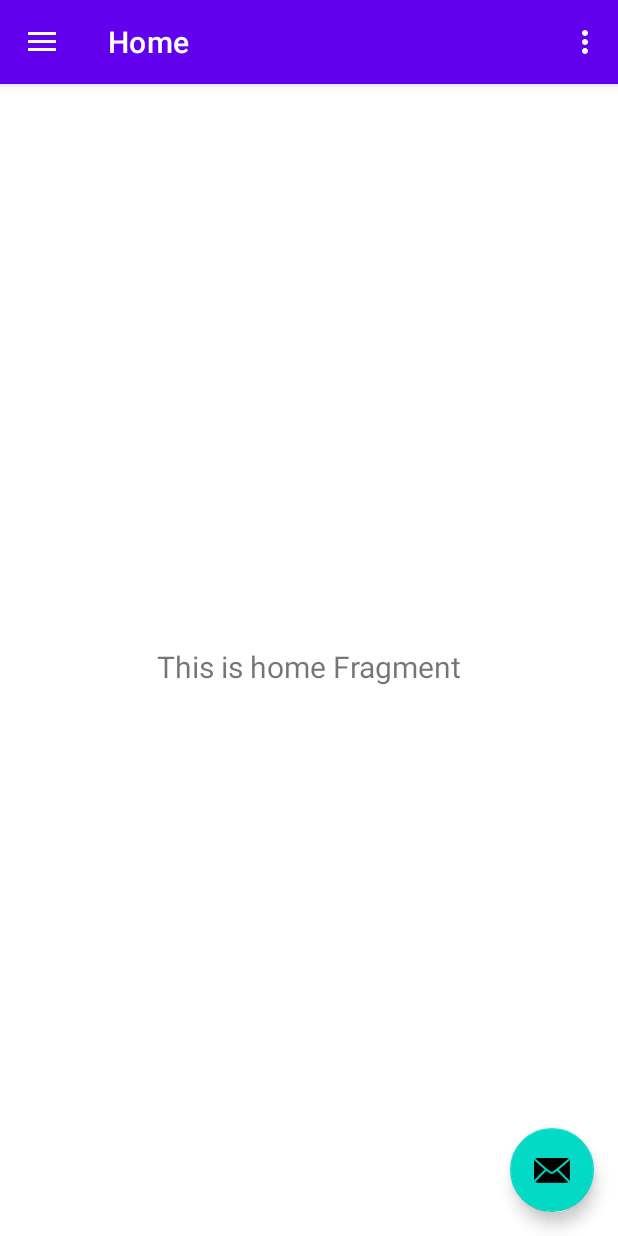
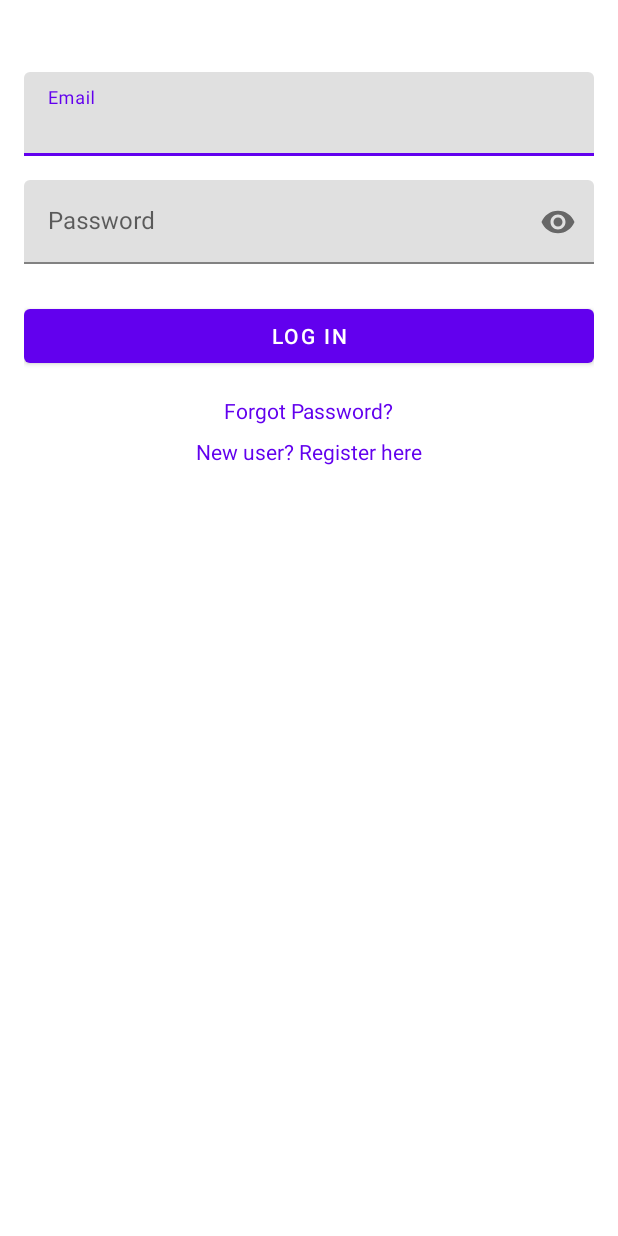
Before and after one commit to frozenkro/dirtie-client, an Android app: the screen it shows after launch (MainActivity), on a phone screen of 412 x 824 dp. Run offline under Robolectric (Android 15) with nearby library versions, the phone set to English and light mode, and no system bars; our stand-ins replace navigation-ui.

Commit message:
Login screen

```diff
--- a/app/src/main/AndroidManifest.xml
+++ b/app/src/main/AndroidManifest.xml
@@ -3,6 +3,7 @@
     xmlns:tools="http://schemas.android.com/tools">
 
     <application
+        android:name=".DirtieClientApplication"
         android:allowBackup="true"
         android:dataExtractionRules="@xml/data_extraction_rules"
         android:fullBackupContent="@xml/backup_rules"
--- /dev/null
+++ b/app/src/main/java/com/frozenkro/dirtie_client/DirtieClientApplication.kt
@@ -0,0 +1,19 @@
+package com.frozenkro.dirtie_client
+
+import android.app.Application
+import com.frozenkro.dirtie_client.di.appModule
+import org.koin.android.ext.koin.androidContext
+import org.koin.android.ext.koin.androidLogger
+import org.koin.core.context.startKoin
+
+class DirtieClientApplication : Application() {
+    override fun onCreate() {
+        super.onCreate()
+
+        startKoin {
+            androidLogger()
+            androidContext(this@DirtieClientApplication)
+            modules(appModule)
+        }
+    }
+}
--- a/app/src/main/java/com/frozenkro/dirtie_client/MainActivity.kt
+++ b/app/src/main/java/com/frozenkro/dirtie_client/MainActivity.kt
@@ -21,6 +21,8 @@ class MainActivity : AppCompatActivity() {
     override fun onCreate(savedInstanceState: Bundle?) {
         super.onCreate(savedInstanceState)
 
+        setContentView(R.layout.activity_main)
+/*
         binding = ActivityMainBinding.inflate(layoutInflater)
         setContentView(binding.root)
 
@@ -43,8 +45,10 @@ class MainActivity : AppCompatActivity() {
         )
         setupActionBarWithNavController(navController, appBarConfiguration)
         navView.setupWithNavController(navController)
+*/
     }
 
+/*
     override fun onCreateOptionsMenu(menu: Menu): Boolean {
         // Inflate the menu; this adds items to the action bar if it is present.
         menuInflater.inflate(R.menu.main, menu)
@@ -55,4 +59,5 @@ class MainActivity : AppCompatActivity() {
         val navController = findNavController(R.id.nav_host_fragment_content_main)
         return navController.navigateUp(appBarConfiguration) || super.onSupportNavigateUp()
     }
+*/
 }
--- a/app/src/main/java/com/frozenkro/dirtie_client/data/api/ApiClient.kt
+++ b/app/src/main/java/com/frozenkro/dirtie_client/data/api/ApiClient.kt
@@ -6,7 +6,7 @@ import retrofit2.Retrofit
 import retrofit2.converter.gson.GsonConverterFactory
 
 object ApiClient {
-    private const val BASE_URL = "192.168.0.42:3000/"
+    private const val BASE_URL = "http://192.168.0.42:3000/"
 
     private val okHttpClient = OkHttpClient.Builder()
         .addInterceptor(HttpLoggingInterceptor().apply {
--- /dev/null
+++ b/app/src/main/java/com/frozenkro/dirtie_client/di/AppModule.kt
@@ -0,0 +1,21 @@
+package com.frozenkro.dirtie_client.di
+
+import com.frozenkro.dirtie_client.data.api.ApiClient
+import com.frozenkro.dirtie_client.data.repository.DeviceRepository
+import com.frozenkro.dirtie_client.data.repository.UserRepository
+import com.frozenkro.dirtie_client.ui.auth.LoginViewModel
+import org.koin.androidx.viewmodel.dsl.viewModel
+import org.koin.dsl.module
+
+val appModule = module {
+    // API Client - single instance
+    single { ApiClient.api }
+
+    // Repositories - single instances
+    single { UserRepository(get()) }
+    single { DeviceRepository(get(), get()) }
+
+    // ViewModels - new instance each time
+    viewModel { LoginViewModel(get()) }
+    // Add other ViewModels here as needed
+}
--- a/app/src/main/java/com/frozenkro/dirtie_client/ui/auth/ForgotPasswordFragment.kt
+++ b/app/src/main/java/com/frozenkro/dirtie_client/ui/auth/ForgotPasswordFragment.kt
@@ -1,4 +1,6 @@
 package com.frozenkro.dirtie_client.ui.auth
 
-class ForgotPasswordFragment {
+import androidx.fragment.app.Fragment
+
+class ForgotPasswordFragment : Fragment() {
 }
--- a/app/src/main/java/com/frozenkro/dirtie_client/ui/auth/LoginFragment.kt
+++ b/app/src/main/java/com/frozenkro/dirtie_client/ui/auth/LoginFragment.kt
@@ -1,4 +1,109 @@
 package com.frozenkro.dirtie_client.ui.auth
 
-class LoginFragment {
+import android.os.Bundle
+import android.view.LayoutInflater
+import android.view.View
+import android.view.ViewGroup
+import androidx.core.view.isVisible
+import androidx.fragment.app.Fragment
+import androidx.navigation.fragment.findNavController
+import com.frozenkro.dirtie_client.data.api.models.User
+import com.frozenkro.dirtie_client.databinding.FragmentLoginBinding
+import com.google.android.material.snackbar.Snackbar
+import org.koin.androidx.viewmodel.ext.android.viewModel
+
+class LoginFragment : Fragment() {
+    private var _binding: FragmentLoginBinding? = null
+    private val binding get() = _binding!!
+
+    private val viewModel: LoginViewModel by viewModel()
+
+    override fun onCreateView(
+        inflater: LayoutInflater,
+        container: ViewGroup?,
+        savedInstanceState: Bundle?
+    ): View {
+        _binding = FragmentLoginBinding.inflate(inflater, container, false)
+        return binding.root
+    }
+
+    override fun onViewCreated(view: View, savedInstanceState: Bundle?) {
+        super.onViewCreated(view, savedInstanceState)
+
+        setupViews()
+        observeViewModel()
+    }
+
+    private fun setupViews() {
+        binding.loginButton.setOnClickListener {
+            val email = binding.emailInput.text.toString()
+            val password = binding.passwordInput.text.toString()
+
+            if (validateInput(email, password)) {
+                viewModel.login(email, password)
+            }
+        }
+
+        binding.forgotPasswordText.setOnClickListener {
+            findNavController().navigate(
+                LoginFragmentDirections.actionLoginToForgotPassword()
+            )
+        }
+
+        binding.registerText.setOnClickListener {
+            findNavController().navigate(
+                LoginFragmentDirections.actionLoginToRegister()
+            )
+        }
+    }
+
+    private fun observeViewModel() {
+        viewModel.loginState.observe(viewLifecycleOwner) { state ->
+            when (state) {
+                LoginViewModel.LoginState.Loading -> showLoading()
+                is LoginViewModel.LoginState.Success -> handleLoginSuccess(state.user)
+                is LoginViewModel.LoginState.Error -> showError(state.message)
+            }
+        }
+    }
+
+    private fun validateInput(email: String, password: String): Boolean {
+        var isValid = true
+
+        if (email.isEmpty() || !android.util.Patterns.EMAIL_ADDRESS.matcher(email).matches()) {
+            binding.emailInput.error = "Please enter a valid email"
+            isValid = false
+        }
+
+        if (password.isEmpty()) {
+            binding.passwordInput.error = "Please enter your password"
+            isValid = false
+        }
+
+        return isValid
+    }
+
+    private fun showLoading() {
+        binding.loginButton.isEnabled = false
+        binding.progressBar.isVisible = true
+    }
+
+    private fun handleLoginSuccess(user: User) {
+        binding.progressBar.isVisible = false
+        // Navigate to device list
+        findNavController().navigate(
+            LoginFragmentDirections.actionLoginToDeviceList()
+        )
+    }
+
+    private fun showError(message: String) {
+        binding.progressBar.isVisible = false
+        binding.loginButton.isEnabled = true
+        Snackbar.make(binding.root, message, Snackbar.LENGTH_LONG).show()
+    }
+
+    override fun onDestroyView() {
+        super.onDestroyView()
+        _binding = null
+    }
 }
--- a/app/src/main/java/com/frozenkro/dirtie_client/ui/auth/RegisterFragment.kt
+++ b/app/src/main/java/com/frozenkro/dirtie_client/ui/auth/RegisterFragment.kt
@@ -1,4 +1,6 @@
 package com.frozenkro.dirtie_client.ui.auth
 
-class RegisterFragment {
+import androidx.fragment.app.Fragment
+
+class RegisterFragment : Fragment() {
 }
--- a/app/src/main/java/com/frozenkro/dirtie_client/ui/devices/DeviceListFragment.kt
+++ b/app/src/main/java/com/frozenkro/dirtie_client/ui/devices/DeviceListFragment.kt
@@ -1,4 +1,6 @@
 package com.frozenkro.dirtie_client.ui.devices
 
-class DeviceListFragment {
+import androidx.fragment.app.Fragment
+
+class DeviceListFragment : Fragment() {
 }
--- a/app/src/main/res/layout/activity_main.xml
+++ b/app/src/main/res/layout/activity_main.xml
@@ -1,25 +1,19 @@
 <?xml version="1.0" encoding="utf-8"?>
-<androidx.drawerlayout.widget.DrawerLayout xmlns:android="http://schemas.android.com/apk/res/android"
+<androidx.constraintlayout.widget.ConstraintLayout xmlns:android="http://schemas.android.com/apk/res/android"
     xmlns:app="http://schemas.android.com/apk/res-auto"
-    xmlns:tools="http://schemas.android.com/tools"
-    android:id="@+id/drawer_layout"
     android:layout_width="match_parent"
-    android:layout_height="match_parent"
-    android:fitsSystemWindows="true"
-    tools:openDrawer="start">
+    android:layout_height="match_parent">
 
-    <include
-        android:id="@+id/app_bar_main"
-        layout="@layout/app_bar_main"
-        android:layout_width="match_parent"
-        android:layout_height="match_parent" />
+    <androidx.fragment.app.FragmentContainerView
+        android:id="@+id/nav_host_fragment"
+        android:name="androidx.navigation.fragment.NavHostFragment"
+        android:layout_width="0dp"
+        android:layout_height="0dp"
+        app:layout_constraintLeft_toLeftOf="parent"
+        app:layout_constraintRight_toRightOf="parent"
+        app:layout_constraintTop_toTopOf="parent"
+        app:layout_constraintBottom_toBottomOf="parent"
+        app:defaultNavHost="true"
+        app:navGraph="@navigation/nav_graph" />
 
-    <com.google.android.material.navigation.NavigationView
-        android:id="@+id/nav_view"
-        android:layout_width="wrap_content"
-        android:layout_height="match_parent"
-        android:layout_gravity="start"
-        android:fitsSystemWindows="true"
-        app:headerLayout="@layout/nav_header_main"
-        app:menu="@menu/activity_main_drawer" />
-</androidx.drawerlayout.widget.DrawerLayout>
+</androidx.constraintlayout.widget.ConstraintLayout>
--- /dev/null
+++ b/app/src/main/res/layout/fragment_login.xml
@@ -0,0 +1,79 @@
+<?xml version="1.0" encoding="utf-8"?>
+<androidx.constraintlayout.widget.ConstraintLayout xmlns:android="http://schemas.android.com/apk/res/android"
+    xmlns:app="http://schemas.android.com/apk/res-auto"
+    android:layout_width="match_parent"
+    android:layout_height="match_parent"
+    android:padding="16dp">
+
+    <com.google.android.material.textfield.TextInputLayout
+        android:id="@+id/emailInputLayout"
+        android:layout_width="match_parent"
+        android:layout_height="wrap_content"
+        android:layout_marginTop="32dp"
+        android:hint="Email"
+        app:layout_constraintTop_toTopOf="parent">
+
+        <com.google.android.material.textfield.TextInputEditText
+            android:id="@+id/emailInput"
+            android:layout_width="match_parent"
+            android:layout_height="wrap_content"
+            android:inputType="textEmailAddress" />
+    </com.google.android.material.textfield.TextInputLayout>
+
+    <com.google.android.material.textfield.TextInputLayout
+        android:id="@+id/passwordInputLayout"
+        android:layout_width="match_parent"
+        android:layout_height="wrap_content"
+        android:layout_marginTop="16dp"
+        android:hint="Password"
+        app:layout_constraintTop_toBottomOf="@id/emailInputLayout"
+        app:passwordToggleEnabled="true">
+
+        <com.google.android.material.textfield.TextInputEditText
+            android:id="@+id/passwordInput"
+            android:layout_width="match_parent"
+            android:layout_height="wrap_content"
+            android:inputType="textPassword" />
+    </com.google.android.material.textfield.TextInputLayout>
+
+    <com.google.android.material.button.MaterialButton
+        android:id="@+id/loginButton"
+        android:layout_width="match_parent"
+        android:layout_height="wrap_content"
+        android:layout_marginTop="24dp"
+        android:text="Log In"
+        app:layout_constraintTop_toBottomOf="@id/passwordInputLayout" />
+
+    <TextView
+        android:id="@+id/forgotPasswordText"
+        android:layout_width="wrap_content"
+        android:layout_height="wrap_content"
+        android:layout_marginTop="16dp"
+        android:text="Forgot Password?"
+        android:textColor="?attr/colorPrimary"
+        app:layout_constraintEnd_toEndOf="parent"
+        app:layout_constraintStart_toStartOf="parent"
+        app:layout_constraintTop_toBottomOf="@id/loginButton" />
+
+    <TextView
+        android:id="@+id/registerText"
+        android:layout_width="wrap_content"
+        android:layout_height="wrap_content"
+        android:layout_marginTop="8dp"
+        android:text="New user? Register here"
+        android:textColor="?attr/colorPrimary"
+        app:layout_constraintEnd_toEndOf="parent"
+        app:layout_constraintStart_toStartOf="parent"
+        app:layout_constraintTop_toBottomOf="@id/forgotPasswordText" />
+
+    <ProgressBar
+        android:id="@+id/progressBar"
+        android:layout_width="wrap_content"
+        android:layout_height="wrap_content"
+        android:visibility="gone"
+        app:layout_constraintBottom_toBottomOf="parent"
+        app:layout_constraintEnd_toEndOf="parent"
+        app:layout_constraintStart_toStartOf="parent"
+        app:layout_constraintTop_toTopOf="parent" />
+
+</androidx.constraintlayout.widget.ConstraintLayout>
--- /dev/null
+++ b/app/src/main/res/navigation/nav_graph.xml
@@ -0,0 +1,42 @@
+<?xml version="1.0" encoding="utf-8"?>
+<navigation xmlns:android="http://schemas.android.com/apk/res/android"
+    xmlns:app="http://schemas.android.com/apk/res-auto"
+    android:id="@+id/nav_graph"
+    app:startDestination="@id/loginFragment">
+
+    <fragment
+        android:id="@+id/loginFragment"
+        android:name="com.frozenkro.dirtie_client.ui.auth.LoginFragment"
+        android:label="Login">
+
+        <action
+            android:id="@+id/action_login_to_forgotPassword"
+            app:destination="@id/forgotPasswordFragment" />
+
+        <action
+            android:id="@+id/action_login_to_register"
+            app:destination="@id/registerFragment" />
+
+        <action
+            android:id="@+id/action_login_to_deviceList"
+            app:destination="@id/deviceListFragment"
+            app:popUpTo="@id/loginFragment"
+            app:popUpToInclusive="true" />
+    </fragment>
+
+    <fragment
+        android:id="@+id/forgotPasswordFragment"
+        android:name="com.frozenkro.dirtie_client.ui.auth.ForgotPasswordFragment"
+        android:label="Forgot Password" />
+
+    <fragment
+        android:id="@+id/registerFragment"
+        android:name="com.frozenkro.dirtie_client.ui.auth.RegisterFragment"
+        android:label="Register" />
+
+    <fragment
+        android:id="@+id/deviceListFragment"
+        android:name="com.frozenkro.dirtie_client.ui.devices.DeviceListFragment"
+        android:label="Devices" />
+
+</navigation>
```
Also changed, not shown: app/build.gradle.kts (+10 -0 lines), app/src/main/java/com/frozenkro/dirtie_client/data/repository/DeviceRepository.kt (+22 -1 lines), app/src/main/java/com/frozenkro/dirtie_client/data/repository/UserRepository.kt (+41 -1 lines), app/src/main/java/com/frozenkro/dirtie_client/ui/auth/LoginViewModel.kt (added, +35 -0 lines), gradle/libs.versions.toml (+9 -0 lines).
